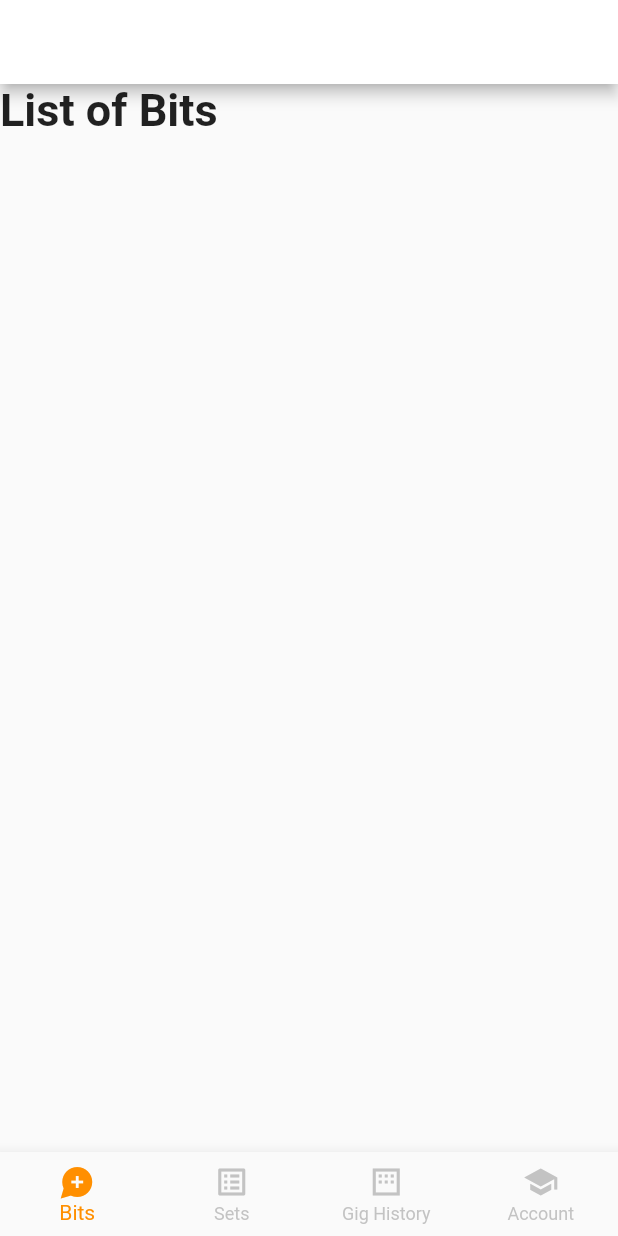
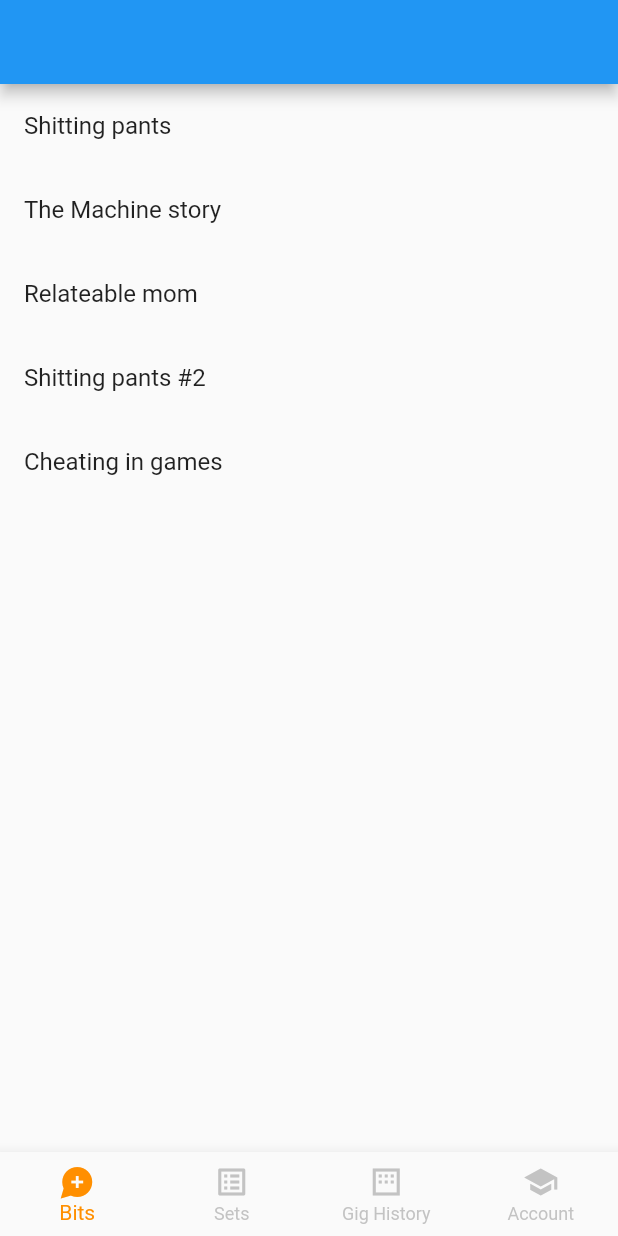
Before and after one commit to javaknight1/jokebook, a Flutter app: the screen it shows after launch, on a phone screen of 412 x 824 dp. Run offline on Flutter 3.47's test engine with Material 2 defaults, Android fonts, the phone set to English and light mode, and no system bars.

Commit message:
Framework setup for list of bits

```diff
--- /dev/null
+++ b/assets/bits_example.json
@@ -0,0 +1,26 @@
+[{
+        "id": "d320a502-5371-4707-927f-d53ca36b972f0",
+        "name": "Shitting pants",
+        "type": "Premise"
+    },
+    {
+        "id": "d320a502-5371-4707-927f-d53ca36b972f1",
+        "name": "The Machine story",
+        "type": "Story"
+    },
+    {
+        "id": "d320a502-5371-4707-927f-d53ca36b972f2",
+        "name": "Relateable mom",
+        "type": "New"
+    },
+    {
+        "id": "d320a502-5371-4707-927f-d53ca36b972f3",
+        "name": "Shitting pants #2",
+        "type": "Premise"
+    },
+    {
+        "id": "d320a502-5371-4707-927f-d53ca36b972f4",
+        "name": "Cheating in games",
+        "type": "Working"
+    }
+]
--- /dev/null
+++ b/lib/bits_list/bits_list.dart
@@ -0,0 +1,36 @@
+import 'dart:convert';
+import 'package:flutter/material.dart';
+import 'package:flutter/foundation.dart';
+
+class BitsListPage extends StatefulWidget {
+  BitsListPage({Key key}) : super(key: key);
+
+  @override
+  BitsListPageState createState() => BitsListPageState();
+}
+
+class BitsListPageState extends State<BitsListPage> {
+  @override
+  Widget build(BuildContext context) {
+    return Scaffold(
+      body: new Container(
+      child: new Center(
+        child: new FutureBuilder(
+          future: DefaultAssetBundle.of(context).loadString('assets/bits_example.json'),
+          builder: (context, snapshot) {
+            var bits = json.decode(snapshot.data.toString());
+            return ListView.builder(
+              itemCount: bits.length,
+              itemBuilder: (context, index) {
+                var bit = bits[index];
+                return ListTile(
+                  title: Text(bit["name"]),
+                );
+              },
+            );
+          }
+        ),
+      ),
+    ));
+  }
+}
--- /dev/null
+++ b/lib/home/home_screen.dart
@@ -0,0 +1,96 @@
+// Copyright 2018 The Flutter team. All rights reserved.
+// Use of this source code is governed by a BSD-style license that can be
+// found in the LICENSE file.
+
+import 'package:flutter/material.dart';
+import 'package:jokebook/bits_list/bits_list.dart';
+
+class HomePage extends StatefulWidget {
+  @override
+  _HomePageState createState() => _HomePageState();
+}
+
+class _HomePageState extends State<HomePage> {
+  int _selectedIndex = 0;
+  static const TextStyle optionStyle = TextStyle(fontSize: 30, fontWeight: FontWeight.bold);
+  final _widgetOptions = [
+    new BitsListPage(),
+    Text(
+      'List of Sets',
+      style: optionStyle,
+    ),
+    Text(
+      'Your Gig History',
+      style: optionStyle,
+    ),
+    Text(
+      'Account Settings',
+      style: optionStyle,
+    ),
+  ];
+
+  @override
+  Widget build(BuildContext context) {
+    return Scaffold(
+      appBar: AppBar(),
+      body: Center(
+        child: _widgetOptions.elementAt(_selectedIndex),
+      ),
+      bottomNavigationBar: BottomNavigationBar(
+        type: BottomNavigationBarType.fixed,
+        unselectedItemColor: Colors.grey.withOpacity(.60),
+        items: const <BottomNavigationBarItem>[
+          BottomNavigationBarItem(
+            icon: Icon(Icons.maps_ugc),
+            label: 'Bits',
+          ),
+          BottomNavigationBarItem(
+            icon: Icon(Icons.list_alt),
+            label: 'Sets',
+          ),
+          BottomNavigationBarItem(
+            icon: Icon(Icons.margin),
+            label: 'Gig History',
+          ),
+          BottomNavigationBarItem(
+            icon: Icon(Icons.school),
+            label: 'Account',
+          ),
+        ],
+        currentIndex: _selectedIndex,
+        selectedItemColor: Colors.amber[800],
+        onTap: _onItemTapped,
+      ),
+    );
+  }
+
+  Widget _myListView() {
+
+    // backing data
+    final europeanCountries = ['Albania', 'Andorra', 'Armenia', 'Austria',
+      'Azerbaijan', 'Belarus', 'Belgium', 'Bosnia and Herzegovina', 'Bulgaria',
+      'Croatia', 'Cyprus', 'Czech Republic', 'Denmark', 'Estonia', 'Finland',
+      'France', 'Georgia', 'Germany', 'Greece', 'Hungary', 'Iceland', 'Ireland',
+      'Italy', 'Kazakhstan', 'Kosovo', 'Latvia', 'Liechtenstein', 'Lithuania',
+      'Luxembourg', 'Macedonia', 'Malta', 'Moldova', 'Monaco', 'Montenegro',
+      'Netherlands', 'Norway', 'Poland', 'Portugal', 'Romania', 'Russia',
+      'San Marino', 'Serbia', 'Slovakia', 'Slovenia', 'Spain', 'Sweden',
+      'Switzerland', 'Turkey', 'Ukraine', 'United Kingdom', 'Vatican City'];
+
+    return ListView.builder(
+      itemCount: europeanCountries.length,
+      itemBuilder: (context, index) {
+        return ListTile(
+          title: Text(europeanCountries[index]),
+        );
+      },
+    );
+
+  }
+
+  void _onItemTapped(int index) {
+    setState(() {
+      _selectedIndex = index;
+    });
+  }
+}
--- a/lib/main.dart
+++ b/lib/main.dart
@@ -1,8 +1,5 @@
-// Copyright 2018 The Flutter team. All rights reserved.
-// Use of this source code is governed by a BSD-style license that can be
-// found in the LICENSE file.
-
 import 'package:flutter/material.dart';
+import 'package:jokebook/home/home_screen.dart';
 
 void main() => runApp(MyApp());
 
@@ -10,78 +7,10 @@ class MyApp extends StatelessWidget {
   @override
   Widget build(BuildContext context) {
     return MaterialApp(
-      // title: 'Startup Name Generator',
-      theme: ThemeData(
-        primaryColor: Colors.white
-      ),
-      home: DisplayPage(),
-    );
+        title: 'Liquorie',
+        theme: ThemeData(
+          primarySwatch: Colors.blue,
+        ),
+        home: HomePage());
   }
 }
-
-class DisplayPage extends StatefulWidget {
-  @override
-  _DisplayPageState createState() => _DisplayPageState();
-}
-
-class _DisplayPageState extends State<DisplayPage> {
-  int _selectedIndex = 0;
-  static const TextStyle optionStyle = TextStyle(fontSize: 30, fontWeight: FontWeight.bold);
-  static const List<Widget> _widgetOptions = <Widget>[
-    Text(
-      'List of Bits',
-      style: optionStyle,
-    ),
-    Text(
-      'List of Sets',
-      style: optionStyle,
-    ),
-    Text(
-      'Your Gig History',
-      style: optionStyle,
-    ),
-    Text(
-      'Account Settings',
-      style: optionStyle,
-    ),
-  ];
-
-  @override
-  Widget build(BuildContext context) {
-    return Scaffold(
-      appBar: AppBar(),
-      body: _widgetOptions.elementAt(_selectedIndex),
-      bottomNavigationBar: BottomNavigationBar(
-        type: BottomNavigationBarType.fixed,
-        unselectedItemColor: Colors.grey.withOpacity(.60),
-        items: const <BottomNavigationBarItem>[
-          BottomNavigationBarItem(
-            icon: Icon(Icons.maps_ugc),
-            label: 'Bits',
-          ),
-          BottomNavigationBarItem(
-            icon: Icon(Icons.list_alt),
-            label: 'Sets',
-          ),
-          BottomNavigationBarItem(
-            icon: Icon(Icons.margin),
-            label: 'Gig History',
-          ),
-          BottomNavigationBarItem(
-            icon: Icon(Icons.school),
-            label: 'Account',
-          ),
-        ],
-        currentIndex: _selectedIndex,
-        selectedItemColor: Colors.amber[800],
-        onTap: _onItemTapped,
-      ),
-    );
-  }
-
-  void _onItemTapped(int index) {
-    setState(() {
-      _selectedIndex = index;
-    });
-  }
-}
--- a/pubspec.yaml
+++ b/pubspec.yaml
@@ -46,8 +46,8 @@ flutter:
   uses-material-design: true
 
   # To add assets to your application, add an assets section, like this:
-  # assets:
-  #   - images/a_dot_burr.jpeg
+  assets:
+    - assets/bits_example.json
   #   - images/a_dot_ham.jpeg
 
   # An image asset can refer to one or more resolution-specific "variants", see
```
Also changed, not shown: 1 other file.
